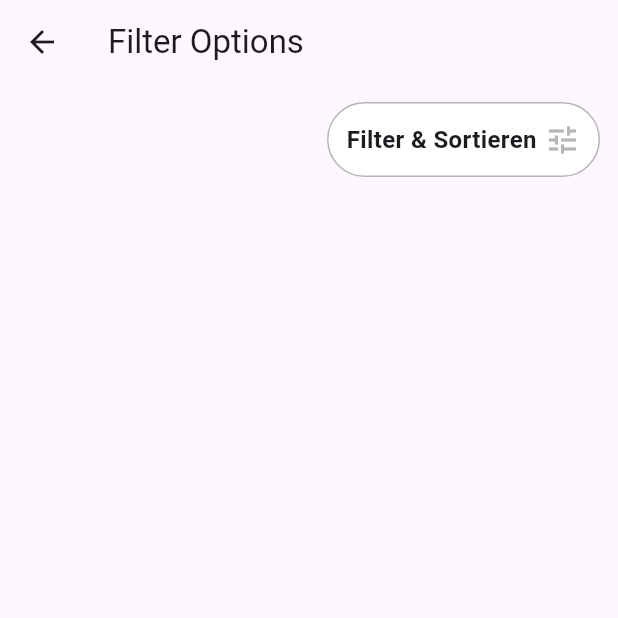
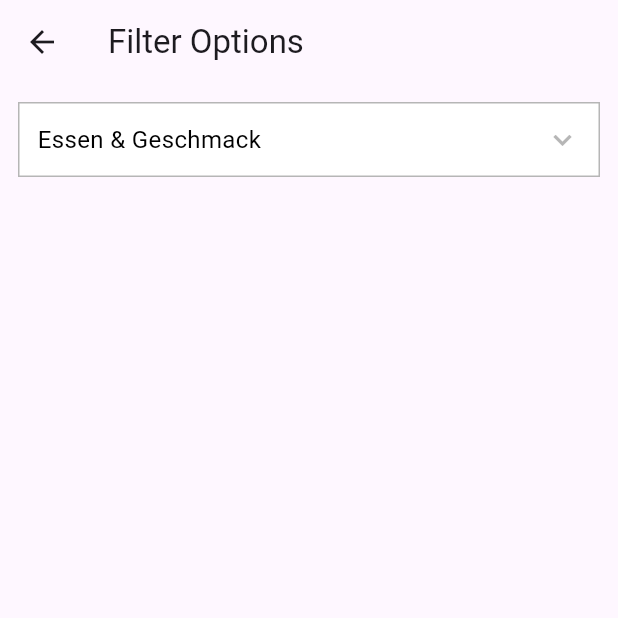
Before and after one commit to Sauttets/VinoVeritas, a Flutter app: the Page14 screen opened by its route, on a phone screen of 412 x 824 dp, the top half of it. Run offline on Flutter 3.47's test engine with Material 3 defaults, Android fonts, the phone set to English and light mode, and no system bars.

Commit message:
pre commit for Tobi

```diff
--- a/lib/main.dart
+++ b/lib/main.dart
@@ -2,6 +2,7 @@ import 'package:flutter/material.dart';
 import 'package:vinoveritas/src/features/facts_feature/widgets/wine_fact_card.dart';
 import 'package:vinoveritas/src/features/facts_feature/widgets/wine_facts_page.dart';
 import 'package:vinoveritas/src/features/fav_feature/widgets/fav_liste.dart';
+import 'package:vinoveritas/src/features/fav_feature/widgets/food_and_taste_filter.dart';
 import 'package:vinoveritas/src/features/general_feature/widgets/filter_feature.dart';
 import 'package:vinoveritas/src/features/general_feature/widgets/heartbutton.dart';
 import 'package:vinoveritas/src/features/general_feature/widgets/navbar.dart';
@@ -246,14 +247,14 @@ class Page6 extends StatelessWidget {
       appBar: AppBar(
         title: const Text('Taste Pallet'),
       ),
-      body: Center(
+      body: const Center(
         child: TastePallet(flavor1: 'Leder', fit1: 'Fisch'),
       ),
     );
   }
 }
 
-final TastePallet tastePallet = TastePallet(
+const TastePallet tastePallet = TastePallet(
     flavor1: 'Zimt',
     flavor2: 'Dunkele Beeren',
     flavor3: 'Nelke',
@@ -273,7 +274,7 @@ class Page7 extends StatelessWidget {
       appBar: AppBar(
         title: const Text('full Description'),
       ),
-      body: Center(
+      body: const Center(
         child:
             FullDescription(tastePallet: tastePallet, description: description),
       ),
@@ -366,7 +367,7 @@ class Page11 extends StatelessWidget {
 
 
 
-final TastePallet tp = TastePallet(
+const TastePallet tp = TastePallet(
     flavor1: 'Zimt',
     flavor2: 'Dunkele Beeren',
     flavor3: 'Nelke',
@@ -388,7 +389,7 @@ class Page12 extends StatelessWidget {
 
   @override
   Widget build(BuildContext context) {
-    return Scaffold(
+    return const Scaffold(
       body: SingleChildScrollView(
         child: Column(
           crossAxisAlignment: CrossAxisAlignment.start,
@@ -402,7 +403,7 @@ class Page12 extends StatelessWidget {
               taste: 0.8,
               image: 'assets/images/wine.png',
               tastePallet: tp,
-              description: const Description(
+              description: Description(
                 description:
                     'Ein lebendiger Riesling aus dem deutschen Rheingau, mit blumigen Noten von Aprikose und Pfirsich, begleitet von einer frischen Säure und einer subtilen Mineralität. Ein wahrer Genuss für die Sinne.'),
               supermarket: sms,
@@ -586,8 +587,8 @@ class Page14 extends StatelessWidget {
       appBar: AppBar(
         title: const Text('Filter Options'),
       ),
-      body: const Center(
-        child: FilterSort()
+      body:  const Center(
+        child: TasteMenue()
       ),
     );
   }
--- /dev/null
+++ b/lib/src/features/fav_feature/widgets/food_and_taste_filter.dart
@@ -0,0 +1,252 @@
+import 'package:flutter/material.dart';
+import 'package:vinoveritas/util/spacings.dart';
+import 'package:vinoveritas/util/app_colors.dart';
+import 'package:vinoveritas/src/features/wine_feature/widgets/tasteMaps.dart';
+
+class TasteMenue extends StatefulWidget {
+  const TasteMenue({super.key});
+
+  @override
+  _TasteMenueState createState() => _TasteMenueState();
+}
+
+class _TasteMenueState extends State<TasteMenue> {
+  bool isExpanded = false;
+  String selectedCategory = 'Essen';
+  List<String> selectedEssen = [];
+  List<String> selectedGeschmack = [];
+
+ List<String> get foodOptionsLeft {
+    final options = fitsforIcons.keys.toList();
+    final midpoint = (options.length + 1) ~/ 2;
+    return options.take(midpoint).toList();
+  }
+
+  List<String> get tasteOptionsLeft {
+    final options = tasteIcons.keys.toList();
+    final midpoint = (options.length + 1) ~/ 2;
+    return options.take(midpoint).toList();
+  }
+
+  List<String> get foodOptionsRight {
+    final options = fitsforIcons.keys.toList();
+    final midpoint = (options.length + 1) ~/ 2;
+    return options.skip(midpoint).toList();
+  }
+
+  List<String> get tasteOptionsRight {
+    final options = tasteIcons.keys.toList();
+    final midpoint = (options.length + 1) ~/ 2;
+    return options.skip(midpoint).toList();
+  }
+
+  void toggleExpansion() {
+    setState(() {
+      isExpanded = !isExpanded;
+    });
+  }
+
+  void toggleSelection(String option, List<String> selectedOptions) {
+    setState(() {
+      if (selectedOptions.contains(option)) {
+        selectedOptions.remove(option);
+      } else {
+        selectedOptions.add(option);
+      }
+    });
+  }
+
+  Widget buildOptionChip(String option, List<String> selectedOptions) {
+    bool isSelected = selectedOptions.contains(option);
+    return GestureDetector(
+      onTap: () => toggleSelection(option, selectedOptions),
+      child: Container(
+        padding: const EdgeInsets.all(Spacings.horizontal),
+        alignment: Alignment.center,
+        decoration: BoxDecoration(
+          color: isSelected ? AppColors.primaryRed : AppColors.primaryWhite,
+          borderRadius: BorderRadius.circular(30),
+          border: Border.all(color: isSelected ? AppColors.primaryRed : AppColors.primaryGrey),
+        ),
+        child: Row(
+          children: [
+            const SizedBox(height: 16),
+            Icon(
+              selectedCategory == 'Essen' ? fitsforIcons[option] : tasteIcons[option],
+              color: selectedCategory == 'Essen' ? fitsColors[option] : tasteColors[option],
+              size: 20.0,
+            ),
+            const SizedBox(width: 8),
+            Text(
+              option,
+              style: TextStyle(
+                color: isSelected ? AppColors.primaryWhite : Colors.black,
+                fontWeight: FontWeight.bold,
+              ),
+            ),
+          ],
+        ),
+      ),
+    );
+  }
+
+  @override
+  Widget build(BuildContext context) {
+    //double buttonHeight = 56.0;
+
+    return Scaffold(
+      body: Padding(
+        padding: const EdgeInsets.all(Spacings.horizontal),
+        child: Column(
+          crossAxisAlignment: CrossAxisAlignment.stretch,
+          children: [
+            Align(
+              alignment: Alignment.centerRight,
+              child: Container(
+                width: MediaQuery.of(context).size.width,
+                padding: const EdgeInsets.all(Spacings.horizontal),
+                decoration: BoxDecoration(
+                  color: AppColors.primaryWhite,
+                  //borderRadius: BorderRadius.circular(30),
+                  border: Border.all(color: AppColors.primaryGrey),
+                ),
+                child: GestureDetector(
+                  onTap: toggleExpansion,
+                  child: Container(
+                    //height: buttonHeight,
+                    color: AppColors.primaryWhite,
+                    child: Row(
+                      mainAxisAlignment: MainAxisAlignment.spaceBetween,
+                      children: [
+                        const Text(
+                          'Essen & Geschmack',
+                          style: TextStyle(color: AppColors.primaryText, fontSize: Spacings.textFontSize),
+                        ),
+                        Icon(
+                          isExpanded ? Icons.expand_less : Icons.expand_more,
+                          color: AppColors.primaryGrey,
+                        ),
+                      ],
+                    ),
+                  ),
+                ),
+              ),
+            ),
+            if (isExpanded) ...[
+              const SizedBox(height: Spacings.horizontal), // Vertical spacing
+              Container(
+                padding: const EdgeInsets.all(Spacings.horizontal),
+                decoration: BoxDecoration(
+                  color: AppColors.primaryWhite,
+                  borderRadius: BorderRadius.circular(30),
+                  border: Border.all(color: AppColors.primaryGrey),
+                ),
+                child: IntrinsicHeight(
+                  child: Column(
+                    children: [
+                      Container(
+                        decoration: BoxDecoration(
+                          borderRadius: BorderRadius.circular(30),
+                          border: Border.all(color: AppColors.primaryGrey),
+                        ),
+                        child: ToggleButtons(
+                          borderWidth: 0,
+                          isSelected: [selectedCategory == 'Essen', selectedCategory == 'Geschmack'],
+                          onPressed: (index) {
+                            setState(() {
+                              selectedCategory = index == 0 ? 'Essen' : 'Geschmack';
+                            });
+                          },
+                          borderRadius: BorderRadius.circular(30),
+                          selectedColor: AppColors.primaryWhite,
+                          fillColor: AppColors.primaryRed,
+                          constraints: BoxConstraints(
+                            minWidth: (MediaQuery.of(context).size.width - 4 * Spacings.horizontal - 4) / 2,
+                            //minHeight: buttonHeight,
+                          ),
+                          children: [
+                            Padding(
+                              padding: const EdgeInsets.symmetric(vertical: 16),
+                              child: Text(
+                                'Essen',
+                                style: TextStyle(
+                                  color: selectedCategory == 'Essen' ? AppColors.primaryWhite : AppColors.primaryText,
+                                  fontSize: Spacings.textFontSize,
+                                ),
+                              ),
+                            ),
+                            Padding(
+                              padding: const EdgeInsets.symmetric(vertical: 16),
+                              child: Text(
+                                'Geschmack',
+                                style: TextStyle(
+                                  color: selectedCategory == 'Geschmack' ? AppColors.primaryWhite : AppColors.primaryText,
+                                  fontSize: Spacings.textFontSize,
+                                ),
+                              ),
+                            ),
+                          ],
+                        ),
+                      ),
+                      const SizedBox(height: Spacings.vertical),
+                      Row(
+                        children: [
+                          const Padding(padding: EdgeInsets.all(Spacings.horizontal)),
+                          Expanded(
+                            child: Column(
+                              mainAxisSize: MainAxisSize.min,
+                              children: selectedCategory == 'Essen'
+                                  ? foodOptionsLeft
+                                      .map((option) => Column(
+                                            children: [
+                                              buildOptionChip(option, selectedEssen),
+                                              const SizedBox(height: Spacings.vertical),
+                                            ],
+                                          ))
+                                      .toList()
+                                  : tasteOptionsLeft
+                                      .map((option) => Column(
+                                            children: [
+                                              buildOptionChip(option, selectedGeschmack),
+                                              const SizedBox(height: Spacings.vertical),
+                                            ],
+                                          ))
+                                      .toList(),
+                            ),
+                          ),
+                          const SizedBox(width: 16),
+                          Expanded(
+                            child: Column(
+                              mainAxisSize: MainAxisSize.min,
+                              children: selectedCategory == 'Essen'
+                                  ? foodOptionsRight
+                                      .map((option) => Column(
+                                            children: [
+                                              buildOptionChip(option, selectedEssen),
+                                              const SizedBox(height: Spacings.vertical),
+                                            ],
+                                          ))
+                                      .toList()
+                                  : tasteOptionsRight
+                                      .map((option) => Column(
+                                            children: [
+                                              buildOptionChip(option, selectedGeschmack),
+                                              const SizedBox(height: Spacings.vertical),
+                                            ],
+                                          ))
+                                      .toList(),
+                            ),
+                          ),
+                        ],
+                      ),
+                    ],
+                  ),
+                ),
+              ),
+            ],
+          ],
+        ),
+      ),
+    );
+  }
+}
--- a/lib/src/features/general_feature/widgets/filter_feature.dart
+++ b/lib/src/features/general_feature/widgets/filter_feature.dart
@@ -93,8 +93,6 @@ class _FilterSortState extends State<FilterSort> {
                             buildFilterOption('Weißwein', selectedWineType, selectWineType),
                             const SizedBox(height: Spacings.horizontal),
                             buildFilterOption('Rosé', selectedWineType, selectWineType),
-                            const SizedBox(height: Spacings.horizontal),
-                            buildFilterOption('Andere', selectedWineType, selectWineType),
                           ],
                         ),
                       ),
@@ -107,10 +105,6 @@ class _FilterSortState extends State<FilterSort> {
                           mainAxisSize: MainAxisSize.min,
                           children: [
                             buildFilterOption('Preis (Niedrig - Hoch)', selectedSortOption, selectSortOption),
-                            const SizedBox(height: Spacings.horizontal),
-                            buildFilterOption('Beliebteste zuerst', selectedSortOption, selectSortOption),
-                            const SizedBox(height: Spacings.horizontal),
-                            buildFilterOption('Im Angebot', selectedSortOption, selectSortOption),
                             const SizedBox(height: Spacings.horizontal),
                             buildFilterOption('Preis (Hoch - Niedrig)', selectedSortOption, selectSortOption),
                           ],
--- a/lib/src/features/general_feature/widgets/test_page.dart
+++ b/lib/src/features/general_feature/widgets/test_page.dart
@@ -7,7 +7,7 @@ import 'package:vinoveritas/src/features/wine_feature/widgets/supermarket_select
 
 
 class TestPage extends StatelessWidget {
-  final TastePallet tastePallet = TastePallet(
+  final TastePallet tastePallet = const TastePallet(
       flavor1: 'Zimt',
       flavor2: 'Dunkele Beeren',
       flavor3: 'Nelke',
@@ -18,7 +18,7 @@ class TestPage extends StatelessWidget {
       description:
           'Dies, das, di weiß. Alles doooooo fishdfivezh öudhfgö öeuhh aöoh äu9uf098t evoiyhöogöu räau.');
 
-  TestPage({super.key});
+  const TestPage({super.key});
 
   @override
   Widget build(BuildContext context) {
--- /dev/null
+++ b/lib/src/features/wine_feature/widgets/tasteMaps.dart
@@ -0,0 +1,35 @@
+import 'package:flutter/material.dart';
+
+final Map<String, IconData> tasteIcons = {
+    'Dunkle Beeren': Icons.cake,
+    'Zimt': Icons.airplanemode_on,
+    'Leder': Icons.local_bar,
+    'Nelke': Icons.beach_access,
+    'Unterholz': Icons.restaurant,
+  };
+
+  final Map<String, IconData> fitsforIcons = {
+    'Wildschwein': Icons.cake,
+    'Rind': Icons.security,
+    'Schwein': Icons.local_bar,
+    'Fisch': Icons.beach_access,
+    'Pasta': Icons.restaurant,
+    'Reh': Icons.restaurant,
+  };
+
+  final Map<String, Color> tasteColors = {
+    'Dunkle Beeren': Colors.purple,
+    'Zimt': Colors.brown,
+    'Leder': Colors.brown.shade700,
+    'Nelke': Colors.orange,
+    'Unterholz': Colors.green,
+  };
+
+  final Map<String, Color> fitsColors = {
+    'Wildschwein': Colors.green,
+    'Rind': Colors.red,
+    'Schwein': Colors.pinkAccent,
+    'Fisch': Colors.blue,
+    'Pasta': Colors.yellow,
+    'Reh': Colors.brown,
+  };
```
Also changed, not shown: lib/src/features/fav_feature/widgets/fav_liste.dart (+98 -52 lines), lib/src/features/wine_feature/widgets/taste_pallet.dart (+2 -33 lines).
